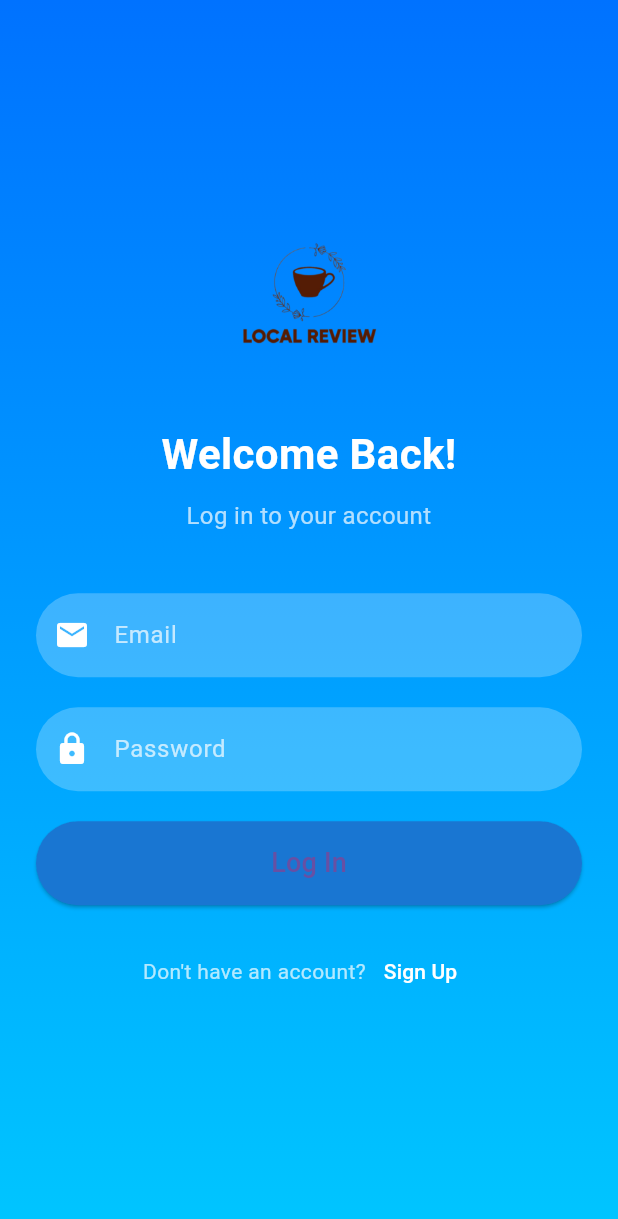
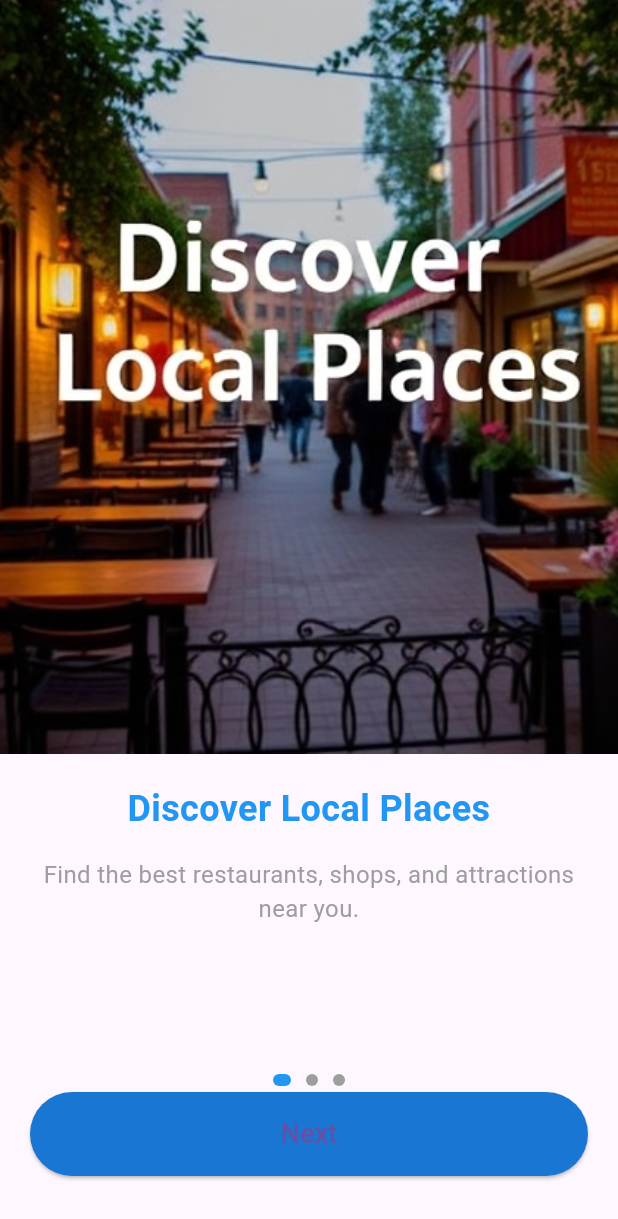
Before and after one commit to gigleson/localreview, a Flutter app: the screen it shows after launch, on a phone screen of 412 x 824 dp. Shown: the top 1219 px of the screen. Run offline on Flutter 3.47's test engine with Material 3 defaults, Android fonts, the phone set to English and light mode, and no system bars.

Commit message:
added onbording screen

```diff
--- /dev/null
+++ b/lib/view/onbording_screen_view.dart
@@ -0,0 +1,164 @@
+import 'package:flutter/material.dart';
+import 'package:localreview/view/login_screen_view.dart';
+
+class OnboardingScreenView extends StatefulWidget {
+  const OnboardingScreenView({Key? key}) : super(key: key);
+
+  @override
+  State<OnboardingScreenView> createState() => _OnboardingScreenViewState();
+}
+
+class _OnboardingScreenViewState extends State<OnboardingScreenView> {
+  final PageController _pageController = PageController();
+  int _currentIndex = 0;
+
+  final List<Map<String, String>> _onboardingData = [
+    {
+      "image": "assets/images/onboarding1.jpg",
+      "title": "Discover Local Places",
+      "description":
+          "Find the best restaurants, shops, and attractions near you."
+    },
+    {
+      "image": "assets/images/onboarding2.jpg",
+      "title": "Share Your Experiences",
+      "description":
+          "Post reviews and photos to share your experiences with others."
+    },
+    {
+      "image": "assets/images/onboarding3.jpg",
+      "title": "Connect with Friends",
+      "description":
+          "Follow friends, exchange recommendations, and explore together."
+    },
+  ];
+
+  @override
+  Widget build(BuildContext context) {
+    return Scaffold(
+      body: Stack(
+        children: [
+          PageView.builder(
+            controller: _pageController,
+            onPageChanged: (index) {
+              setState(() {
+                _currentIndex = index;
+              });
+            },
+            itemCount: _onboardingData.length,
+            itemBuilder: (context, index) {
+              final item = _onboardingData[index];
+              return Column(
+                children: [
+                  // Upper Image Section
+                  Expanded(
+                    flex: 5,
+                    child: Image.asset(
+                      item["image"]!,
+                      fit: BoxFit.cover,
+                      width: double.infinity,
+                    ),
+                  ),
+                  const SizedBox(
+                    height: 20,
+                  ),
+                  // Lower Text Section
+                  Expanded(
+                    flex: 3,
+                    child: Padding(
+                      padding: const EdgeInsets.symmetric(horizontal: 24.0),
+                      child: Column(
+                        mainAxisAlignment: MainAxisAlignment.start,
+                        children: [
+                          // Onboarding Title
+                          Text(
+                            item["title"]!,
+                            textAlign: TextAlign.center,
+                            style: const TextStyle(
+                              fontSize: 24,
+                              fontWeight: FontWeight.bold,
+                              color: Colors.blue,
+                            ),
+                          ),
+                          const SizedBox(height: 15),
+
+                          // Onboarding Description
+                          Text(
+                            item["description"]!,
+                            textAlign: TextAlign.center,
+                            style: const TextStyle(
+                              fontSize: 16,
+                              color: Colors.grey,
+                            ),
+                          ),
+                        ],
+                      ),
+                    ),
+                  ),
+                ],
+              );
+            },
+          ),
+          // Dots Indicator
+          Positioned(
+            bottom: 100,
+            left: 0,
+            right: 0,
+            child: Row(
+              mainAxisAlignment: MainAxisAlignment.center,
+              children: List.generate(
+                _onboardingData.length,
+                (index) => Container(
+                  margin: const EdgeInsets.symmetric(horizontal: 5),
+                  width: _currentIndex == index ? 12 : 8,
+                  height: 8,
+                  decoration: BoxDecoration(
+                    color: _currentIndex == index ? Colors.blue : Colors.grey,
+                    borderRadius: BorderRadius.circular(4),
+                  ),
+                ),
+              ),
+            ),
+          ),
+
+          // Next or Get Started Button
+          Positioned(
+            bottom: 40,
+            left: 20,
+            right: 20,
+            child: ElevatedButton(
+              onPressed: () {
+                if (_currentIndex == _onboardingData.length - 1) {
+                  // Navigate to the next screen (e.g., Login Page)
+                  Navigator.pushReplacement(
+                    context,
+                    MaterialPageRoute(
+                        builder: (context) => const LoginScreenView()),
+                  );
+                } else {
+                  _pageController.nextPage(
+                    duration: const Duration(milliseconds: 300),
+                    curve: Curves.easeInOut,
+                  );
+                }
+              },
+              style: ElevatedButton.styleFrom(
+                padding: const EdgeInsets.symmetric(vertical: 15),
+                shape: RoundedRectangleBorder(
+                  borderRadius: BorderRadius.circular(30),
+                ),
+                backgroundColor: Colors.blue.shade700,
+              ),
+              child: Text(
+                _currentIndex == _onboardingData.length - 1
+                    ? 'Get Started'
+                    : 'Next',
+                style: const TextStyle(fontSize: 18),
+              ),
+            ),
+          ),
+        ],
+      ),
+    );
+  }
+}
--- a/lib/view/splash_screen_view.dart
+++ b/lib/view/splash_screen_view.dart
@@ -1,7 +1,7 @@
 import 'dart:async';
 
 import 'package:flutter/material.dart';
-import 'package:localreview/view/login_screen_view.dart';
+import 'package:localreview/view/onbording_screen_view.dart';
 
 class SplashScreenView extends StatefulWidget {
   const SplashScreenView({super.key});
@@ -17,7 +17,7 @@ class _SplashScreenViewState extends State<SplashScreenView> {
     Timer(const Duration(seconds: 3), () {
       Navigator.pushReplacement(
         context,
-        MaterialPageRoute(builder: (context) => const LoginScreenView()),
+        MaterialPageRoute(builder: (context) => const OnboardingScreenView()),
       );
     });
   }
```
Also changed, not shown: assets/images/onboarding1.jpg (added), assets/images/onboarding2.jpg (added), assets/images/onboarding3.jpg (added).
